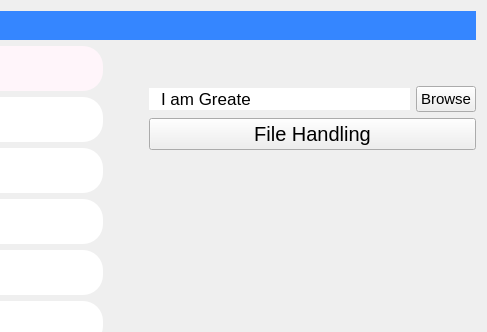
This is Frontend/ProjectStudentManagement/student/profile.ui in arque1393/ProjectStudentManagement as Qt 5 draws it before an edit; both pictures show x 660 to 1147 and y 0 to 332 of the 1147 by 599 pixel window. The edited form follows.
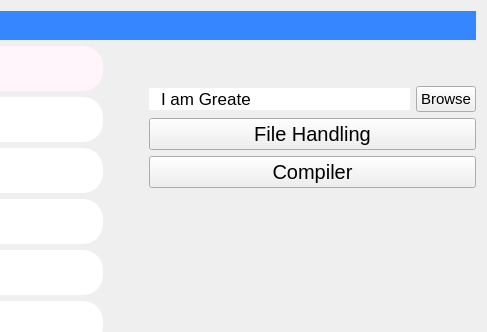
This is the edited form.

What changed in the file:
```diff
--- a/Frontend/ProjectStudentManagement/student/profile.ui
+++ b/Frontend/ProjectStudentManagement/student/profile.ui
@@ -521,6 +521,13 @@
          </property>
         </widget>
        </item>
+       <item>
+        <widget class="QPushButton" name="compilerBtn">
+         <property name="text">
+          <string>Compiler</string>
+         </property>
+        </widget>
+       </item>
        <item>
         <spacer name="verticalSpacer_6">
          <property name="orientation">
```
